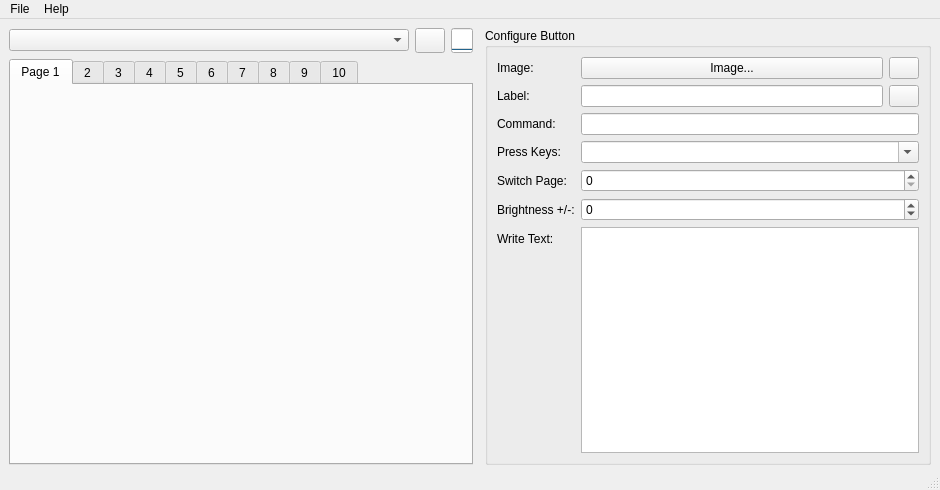
timothycrosley/streamdeck-ui, file streamdeck_ui/main.ui: the form before one commit.
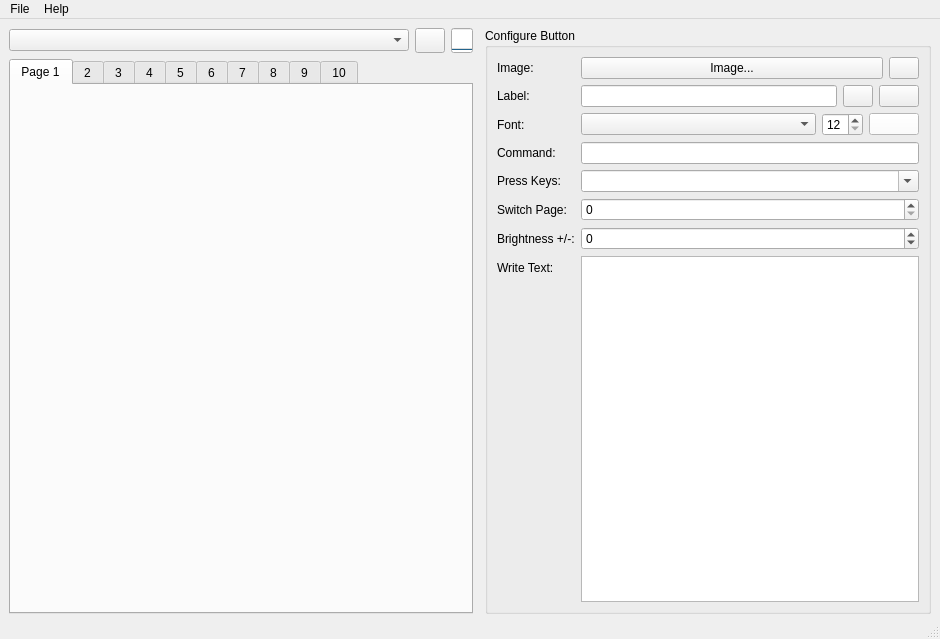
The form after the commit. Icons and pictures are not drawn.

Commit message:
feat: Add support for Font configuration (#6)
Add support for Font and Font size change
* add text input field and button for text vertical alignment
* add font size selection field
* adjust row and column numbers for some items
* adjust layout for text font selection and font size fields
* add support for horizontal text alignment
* add horizontal text alignment button to UI

The edit to the form file:
```diff
--- a/streamdeck_ui/main.ui
+++ b/streamdeck_ui/main.ui
@@ -7,7 +7,7 @@
     <x>0</x>
     <y>0</y>
     <width>940</width>
-    <height>490</height>
+    <height>639</height>
    </rect>
   </property>
   <property name="windowTitle">
@@ -289,24 +289,78 @@
                </property>
               </widget>
              </item>
+             <item row="1" column="1">
+              <layout class="QHBoxLayout" name="horizontalLayout_3">
+               <item>
+                <widget class="QLineEdit" name="text"/>
+               </item>
+               <item>
+                <widget class="QPushButton" name="text_v_align">
+                 <property name="minimumSize">
+                  <size>
+                   <width>30</width>
+                   <height>0</height>
+                  </size>
+                 </property>
+                 <property name="maximumSize">
+                  <size>
+                   <width>30</width>
+                   <height>16777215</height>
+                  </size>
+                 </property>
+                 <property name="toolTip">
+                  <string>Text vertical alignment</string>
+                 </property>
+                 <property name="text">
+                  <string/>
+                 </property>
+                 <property name="icon">
+                  <iconset resource="resources.qrc">
+                   <normaloff>:/icons/icons/vertical-align.png</normaloff>:/icons/icons/vertical-align.png</iconset>
+                 </property>
+                </widget>
+               </item>
+               <item>
+                <widget class="QPushButton" name="text_h_align">
+                 <property name="toolTip">
+                  <string>Text horizontal alignment</string>
+                 </property>
+                 <property name="text">
+                  <string/>
+                 </property>
+                 <property name="icon">
+                  <iconset resource="resources.qrc">
+                   <normaloff>:/icons/icons/horizontal-align.png</normaloff>:/icons/icons/horizontal-align.png</iconset>
+                 </property>
+                </widget>
+               </item>
+              </layout>
+             </item>
              <item row="2" column="0">
+              <widget class="QLabel" name="label_4">
+               <property name="text">
+                <string>Font:</string>
+               </property>
+              </widget>
+             </item>
+             <item row="4" column="0">
               <widget class="QLabel" name="label_3">
                <property name="text">
                 <string>Command:</string>
                </property>
               </widget>
              </item>
-             <item row="2" column="1">
+             <item row="4" column="1">
               <widget class="QLineEdit" name="command"/>
              </item>
-             <item row="3" column="0">
+             <item row="6" column="0">
               <widget class="QLabel" name="label_5">
                <property name="text">
                 <string>Press Keys:</string>
                </property>
               </widget>
              </item>
-             <item row="3" column="1">
+             <item row="6" column="1">
               <widget class="QComboBox" name="keys">
                <property name="editable">
                 <bool>true</bool>
@@ -393,14 +447,14 @@
                </item>
               </widget>
              </item>
-             <item row="4" column="0">
+             <item row="7" column="0">
               <widget class="QLabel" name="label_8">
                <property name="text">
                 <string>Switch Page:</string>
                </property>
               </widget>
              </item>
-             <item row="4" column="1">
+             <item row="7" column="1">
               <widget class="QSpinBox" name="switch_page">
                <property name="minimum">
                 <number>0</number>
@@ -413,49 +467,507 @@
                </property>
               </widget>
              </item>
-             <item row="5" column="0">
+             <item row="8" column="0">
               <widget class="QLabel" name="label_7">
                <property name="text">
                 <string>Brightness +/-:</string>
                </property>
               </widget>
              </item>
-             <item row="5" column="1">
+             <item row="8" column="1">
               <widget class="QSpinBox" name="change_brightness">
                <property name="minimum">
                 <number>-99</number>
                </property>
               </widget>
              </item>
-             <item row="6" column="0">
+             <item row="9" column="0">
               <widget class="QLabel" name="label_6">
                <property name="text">
                 <string>Write Text:</string>
                </property>
               </widget>
              </item>
-             <item row="6" column="1">
+             <item row="9" column="1">
               <widget class="QPlainTextEdit" name="write"/>
              </item>
-             <item row="1" column="1">
-              <layout class="QHBoxLayout" name="horizontalLayout_3">
+             <item row="2" column="1">
+              <layout class="QHBoxLayout" name="horizontalLayout_4">
                <item>
-                <widget class="QLineEdit" name="text"/>
+                <widget class="QComboBox" name="text_font"/>
                </item>
                <item>
-                <widget class="QPushButton" name="textButton">
-                 <property name="minimumSize">
-                  <size>
-                   <width>30</width>
-                   <height>0</height>
-                  </size>
+                <widget class="QSpinBox" name="text_font_size">
+                 <property name="sizePolicy">
+                  <sizepolicy hsizetype="Fixed" vsizetype="Fixed">
+                   <horstretch>0</horstretch>
+                   <verstretch>0</verstretch>
+                  </sizepolicy>
+                 </property>
+                 <property name="minimum">
+                  <number>12</number>
+                 </property>
+                 <property name="maximum">
+                  <number>72</number>
+                 </property>
+                </widget>
+               </item>
+               <item>
+                <widget class="QPushButton" name="text_color">
+                 <property name="sizePolicy">
+                  <sizepolicy hsizetype="Minimum" vsizetype="Maximum">
+                   <horstretch>0</horstretch>
+                   <verstretch>0</verstretch>
+                  </sizepolicy>
                  </property>
                  <property name="maximumSize">
                   <size>
-                   <width>30</width>
+                   <width>50</width>
                    <height>16777215</height>
                   </size>
                  </property>
+                 <property name="palette">
+                  <palette>
+                   <active>
+                    <colorrole role="WindowText">
+                     <brush brushstyle="SolidPattern">
+                      <color alpha="255">
+                       <red>0</red>
+                       <green>0</green>
+                       <blue>0</blue>
+                      </color>
+                     </brush>
+                    </colorrole>
+                    <colorrole role="Button">
+                     <brush brushstyle="SolidPattern">
+                      <color alpha="255">
+                       <red>255</red>
+                       <green>255</green>
+                       <blue>255</blue>
+                      </color>
+                     </brush>
+                    </colorrole>
+                    <colorrole role="Light">
+                     <brush brushstyle="SolidPattern">
+                      <color alpha="255">
+                       <red>255</red>
+                       <green>255</green>
+                       <blue>255</blue>
+                      </color>
+                     </brush>
+                    </colorrole>
+                    <colorrole role="Midlight">
+                     <brush brushstyle="SolidPattern">
+                      <color alpha="255">
+                       <red>255</red>
+                       <green>255</green>
+                       <blue>255</blue>
+                      </color>
+                     </brush>
+                    </colorrole>
+                    <colorrole role="Dark">
+                     <brush brushstyle="SolidPattern">
+                      <color alpha="255">
+                       <red>127</red>
+                       <green>127</green>
+                       <blue>127</blue>
+                      </color>
+                     </brush>
+                    </colorrole>
+                    <colorrole role="Mid">
+                     <brush brushstyle="SolidPattern">
+                      <color alpha="255">
+                       <red>170</red>
+                       <green>170</green>
+                       <blue>170</blue>
+                      </color>
+                     </brush>
+                    </colorrole>
+                    <colorrole role="Text">
+                     <brush brushstyle="SolidPattern">
+                      <color alpha="255">
+                       <red>0</red>
+                       <green>0</green>
+                       <blue>0</blue>
+                      </color>
+                     </brush>
+                    </colorrole>
+                    <colorrole role="BrightText">
+                     <brush brushstyle="SolidPattern">
+                      <color alpha="255">
+                       <red>255</red>
+                       <green>255</green>
+                       <blue>255</blue>
+                      </color>
+                     </brush>
+                    </colorrole>
+                    <colorrole role="ButtonText">
+                     <brush brushstyle="SolidPattern">
+                      <color alpha="255">
+                       <red>0</red>
+                       <green>0</green>
+                       <blue>0</blue>
+                      </color>
+                     </brush>
+                    </colorrole>
+                    <colorrole role="Base">
+                     <brush brushstyle="SolidPattern">
+                      <color alpha="255">
+                       <red>255</red>
+                       <green>255</green>
+                       <blue>255</blue>
+                      </color>
+                     </brush>
+                    </colorrole>
+                    <colorrole role="Window">
+                     <brush brushstyle="SolidPattern">
+                      <color alpha="255">
+                       <red>255</red>
+                       <green>255</green>
+                       <blue>255</blue>
+                      </color>
+                     </brush>
+                    </colorrole>
+                    <colorrole role="Shadow">
+                     <brush brushstyle="SolidPattern">
+                      <color alpha="255">
+                       <red>0</red>
+                       <green>0</green>
+                       <blue>0</blue>
+                      </color>
+                     </brush>
+                    </colorrole>
+                    <colorrole role="AlternateBase">
+                     <brush brushstyle="SolidPattern">
+                      <color alpha="255">
+                       <red>255</red>
+                       <green>255</green>
+                       <blue>255</blue>
+                      </color>
+                     </brush>
+                    </colorrole>
+                    <colorrole role="ToolTipBase">
+                     <brush brushstyle="SolidPattern">
+                      <color alpha="255">
+                       <red>255</red>
+                       <green>255</green>
+                       <blue>220</blue>
+                      </color>
+                     </brush>
+                    </colorrole>
+                    <colorrole role="ToolTipText">
+                     <brush brushstyle="SolidPattern">
+                      <color alpha="255">
+                       <red>0</red>
+                       <green>0</green>
+                       <blue>0</blue>
+                      </color>
+                     </brush>
+                    </colorrole>
+                    <colorrole role="PlaceholderText">
+                     <brush brushstyle="SolidPattern">
+                      <color alpha="128">
+                       <red>0</red>
+                       <green>0</green>
+                       <blue>0</blue>
+                      </color>
+                     </brush>
+                    </colorrole>
+                   </active>
+                   <inactive>
+                    <colorrole role="WindowText">
+                     <brush brushstyle="SolidPattern">
+                      <color alpha="255">
+                       <red>0</red>
+                       <green>0</green>
+                       <blue>0</blue>
+                      </color>
+                     </brush>
+                    </colorrole>
+                    <colorrole role="Button">
+                     <brush brushstyle="SolidPattern">
+                      <color alpha="255">
+                       <red>255</red>
+                       <green>255</green>
+                       <blue>255</blue>
+                      </color>
+                     </brush>
+                    </colorrole>
+                    <colorrole role="Light">
+                     <brush brushstyle="SolidPattern">
+                      <color alpha="255">
+                       <red>255</red>
+                       <green>255</green>
+                       <blue>255</blue>
+                      </color>
+                     </brush>
+                    </colorrole>
+                    <colorrole role="Midlight">
+                     <brush brushstyle="SolidPattern">
+                      <color alpha="255">
+                       <red>255</red>
+                       <green>255</green>
+                       <blue>255</blue>
+                      </color>
+                     </brush>
+                    </colorrole>
+                    <colorrole role="Dark">
+                     <brush brushstyle="SolidPattern">
+                      <color alpha="255">
+                       <red>127</red>
+                       <green>127</green>
+                       <blue>127</blue>
+                      </color>
+                     </brush>
+                    </colorrole>
+                    <colorrole role="Mid">
+                     <brush brushstyle="SolidPattern">
+                      <color alpha="255">
+                       <red>170</red>
+                       <green>170</green>
+                       <blue>170</blue>
+                      </color>
+                     </brush>
+                    </colorrole>
+                    <colorrole role="Text">
+                     <brush brushstyle="SolidPattern">
+                      <color alpha="255">
+                       <red>0</red>
+                       <green>0</green>
+                       <blue>0</blue>
+                      </color>
+                     </brush>
+                    </colorrole>
+                    <colorrole role="BrightText">
+                     <brush brushstyle="SolidPattern">
+                      <color alpha="255">
+                       <red>255</red>
+                       <green>255</green>
+                       <blue>255</blue>
+                      </color>
+                     </brush>
+                    </colorrole>
+                    <colorrole role="ButtonText">
+                     <brush brushstyle="SolidPattern">
+                      <color alpha="255">
+                       <red>0</red>
+                       <green>0</green>
+                       <blue>0</blue>
+                      </color>
+                     </brush>
+                    </colorrole>
+                    <colorrole role="Base">
+                     <brush brushstyle="SolidPattern">
+                      <color alpha="255">
+                       <red>255</red>
+                       <green>255</green>
+                       <blue>255</blue>
+                      </color>
+                     </brush>
+                    </colorrole>
+                    <colorrole role="Window">
+                     <brush brushstyle="SolidPattern">
+                      <color alpha="255">
+                       <red>255</red>
+                       <green>255</green>
+                       <blue>255</blue>
+                      </color>
+                     </brush>
+                    </colorrole>
+                    <colorrole role="Shadow">
+                     <brush brushstyle="SolidPattern">
+                      <color alpha="255">
+                       <red>0</red>
+                       <green>0</green>
+                       <blue>0</blue>
+                      </color>
+                     </brush>
+                    </colorrole>
+                    <colorrole role="AlternateBase">
+                     <brush brushstyle="SolidPattern">
+                      <color alpha="255">
+                       <red>255</red>
+                       <green>255</green>
+                       <blue>255</blue>
+                      </color>
+                     </brush>
+                    </colorrole>
+                    <colorrole role="ToolTipBase">
+                     <brush brushstyle="SolidPattern">
+                      <color alpha="255">
+                       <red>255</red>
+                       <green>255</green>
+                       <blue>220</blue>
+                      </color>
+                     </brush>
+                    </colorrole>
+                    <colorrole role="ToolTipText">
+                     <brush brushstyle="SolidPattern">
+                      <color alpha="255">
+                       <red>0</red>
+                       <green>0</green>
+                       <blue>0</blue>
+                      </color>
+                     </brush>
+                    </colorrole>
+                    <colorrole role="PlaceholderText">
+                     <brush brushstyle="SolidPattern">
+                      <color alpha="128">
+                       <red>0</red>
+                       <green>0</green>
+                       <blue>0</blue>
+                      </color>
+                     </brush>
+                    </colorrole>
+                   </inactive>
+                   <disabled>
+                    <colorrole role="WindowText">
+                     <brush brushstyle="SolidPattern">
+                      <color alpha="255">
+                       <red>127</red>
+                       <green>127</green>
+                       <blue>127</blue>
+                      </color>
+                     </brush>
+                    </colorrole>
+                    <colorrole role="Button">
+                     <brush brushstyle="SolidPattern">
+                      <color alpha="255">
+                       <red>255</red>
+                       <green>255</green>
+                       <blue>255</blue>
+                      </color>
+                     </brush>
+                    </colorrole>
+                    <colorrole role="Light">
+                     <brush brushstyle="SolidPattern">
+                      <color alpha="255">
+                       <red>255</red>
+                       <green>255</green>
+                       <blue>255</blue>
+                      </color>
+                     </brush>
+                    </colorrole>
+                    <colorrole role="Midlight">
+                     <brush brushstyle="SolidPattern">
+                      <color alpha="255">
+                       <red>255</red>
+                       <green>255</green>
+                       <blue>255</blue>
+                      </color>
+                     </brush>
+                    </colorrole>
+                    <colorrole role="Dark">
+                     <brush brushstyle="SolidPattern">
+                      <color alpha="255">
+                       <red>127</red>
+                       <green>127</green>
+                       <blue>127</blue>
+                      </color>
+                     </brush>
+                    </colorrole>
+                    <colorrole role="Mid">
+                     <brush brushstyle="SolidPattern">
+                      <color alpha="255">
+                       <red>170</red>
+                       <green>170</green>
+                       <blue>170</blue>
+                      </color>
+                     </brush>
+                    </colorrole>
+                    <colorrole role="Text">
+                     <brush brushstyle="SolidPattern">
+                      <color alpha="255">
+                       <red>127</red>
+                       <green>127</green>
+                       <blue>127</blue>
+                      </color>
+                     </brush>
+                    </colorrole>
+                    <colorrole role="BrightText">
+                     <brush brushstyle="SolidPattern">
+                      <color alpha="255">
+                       <red>255</red>
+                       <green>255</green>
+                       <blue>255</blue>
+                      </color>
+                     </brush>
+                    </colorrole>
+                    <colorrole role="ButtonText">
+                     <brush brushstyle="SolidPattern">
+                      <color alpha="255">
+                       <red>127</red>
+                       <green>127</green>
+                       <blue>127</blue>
+                      </color>
+                     </brush>
+                    </colorrole>
+                    <colorrole role="Base">
+                     <brush brushstyle="SolidPattern">
+                      <color alpha="255">
+                       <red>255</red>
+                       <green>255</green>
+                       <blue>255</blue>
+                      </color>
+                     </brush>
+                    </colorrole>
+                    <colorrole role="Window">
+                     <brush brushstyle="SolidPattern">
+                      <color alpha="255">
+                       <red>255</red>
+                       <green>255</green>
+                       <blue>255</blue>
+                      </color>
+                     </brush>
+                    </colorrole>
+                    <colorrole role="Shadow">
+                     <brush brushstyle="SolidPattern">
+                      <color alpha="255">
+                       <red>0</red>
+                       <green>0</green>
+                       <blue>0</blue>
+                      </color>
+                     </brush>
+                    </colorrole>
+                    <colorrole role="AlternateBase">
+                     <brush brushstyle="SolidPattern">
+                      <color alpha="255">
+                       <red>255</red>
+                       <green>255</green>
+                       <blue>255</blue>
+                      </color>
+                     </brush>
+                    </colorrole>
+                    <colorrole role="ToolTipBase">
+                     <brush brushstyle="SolidPattern">
+                      <color alpha="255">
+                       <red>255</red>
+                       <green>255</green>
+                       <blue>220</blue>
+                      </color>
+                     </brush>
+                    </colorrole>
+                    <colorrole role="ToolTipText">
+                     <brush brushstyle="SolidPattern">
+                      <color alpha="255">
+                       <red>0</red>
+                       <green>0</green>
+                       <blue>0</blue>
+                      </color>
+                     </brush>
+                    </colorrole>
+                    <colorrole role="PlaceholderText">
+                     <brush brushstyle="SolidPattern">
+                      <color alpha="128">
+                       <red>0</red>
+                       <green>0</green>
+                       <blue>0</blue>
+                      </color>
+                     </brush>
+                    </colorrole>
+                   </disabled>
+                  </palette>
+                 </property>
                  <property name="toolTip">
                   <string>Text vertical alignment</string>
                  </property>
```
Left out of the diff: 10 changed lines with no effect on the pictures. The commit also changes 10 other files.
